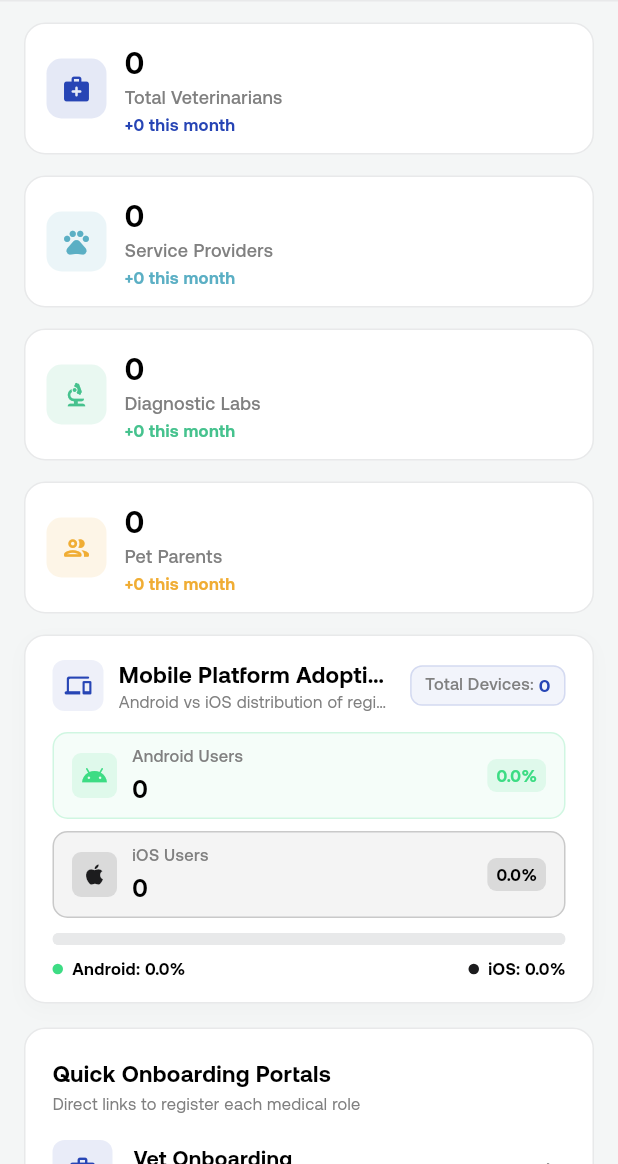
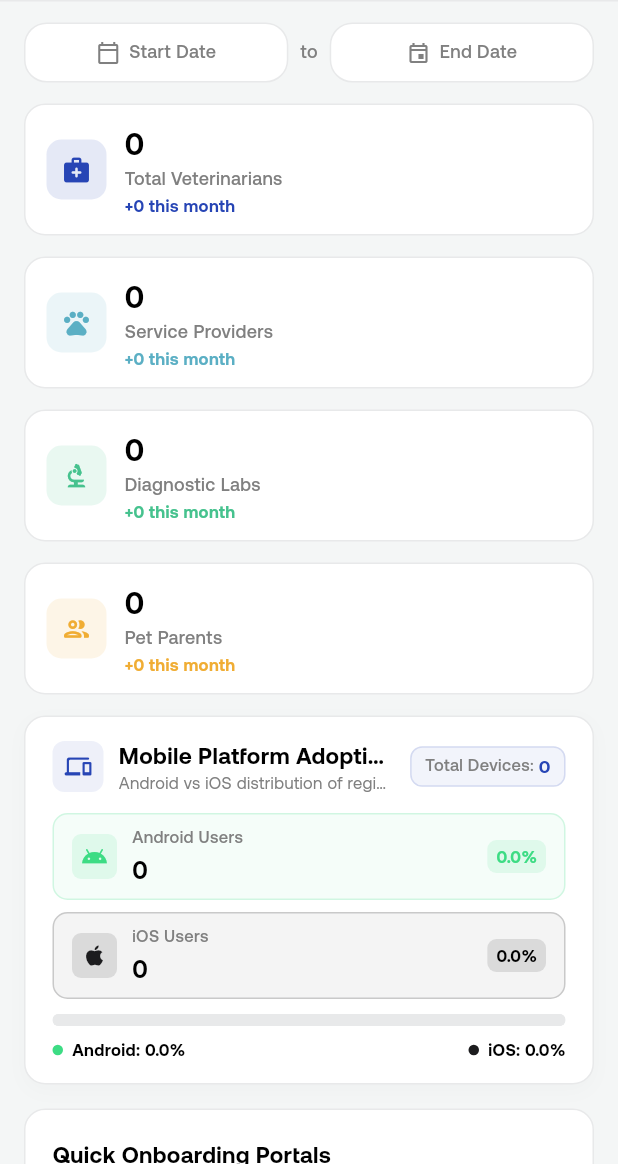
Before and after one commit to codewithawaiskhan/petConnectOnBoardingPanel, a Flutter app: the DashboardHomeScreen screen opened by its route, on a phone screen of 412 x 824 dp, the part 72-1236 px from its top. Run offline on Flutter 3.47's test engine with Material 3 defaults, Android fonts, the phone set to English and light mode, and no system bars; our stand-ins replace cached_network_image, cherry_toast, dropdown_button2, file_picker, fl_chart, flutter_spinkit and 8 more; accounts and stored records are empty; network calls fail.

Commit message:
add filter in dashboard

```diff
--- a/lib/src/core/presentation/layout/dashboard_shell.dart
+++ b/lib/src/core/presentation/layout/dashboard_shell.dart
@@ -2,6 +2,7 @@ import 'package:flutter/material.dart';
 import 'package:go_router/go_router.dart';
 import 'package:provider/provider.dart';
 import '../../../features/admin_auth/presentation/providers/admin_auth_provider.dart';
+import '../../../features/dashboard/presentation/widgets/dashboard_date_range_filter.dart';
 import '../../constants/app_colors.dart';
 import '../widgets/app_logo.dart';
 import '../widgets/app_text.dart';
@@ -306,6 +307,10 @@ class _GlobalTopAppBar extends StatelessWidget
                               ],
                             ),
                           ),
+                          if (currentIndex == 0 && !isMedium) ...[
+                            DashboardDateRangeFilter(),
+                            const SizedBox(width: 16),
+                          ],
                           _buildAdminUserMenu(context),
                         ],
                       ),
--- a/lib/src/features/dashboard/presentation/screens/dashboard_home_screen.dart
+++ b/lib/src/features/dashboard/presentation/screens/dashboard_home_screen.dart
@@ -10,6 +10,7 @@ import '../../../../core/utils/responsive_extensions.dart';
 import '../../../../shared/presentation/widgets/shimmers/dashboard_stats_shimmer.dart';
 import '../../domain/entities/dashboard_stats_entity.dart';
 import '../providers/dashboard_provider.dart';
+import '../widgets/dashboard_date_range_filter.dart';
 import '../widgets/device_platform_stats_card.dart';
 import '../widgets/top_countries_stats_card.dart';
 import '../widgets/top_states_stats_card.dart';
@@ -49,6 +50,10 @@ class _DashboardHomeScreenState extends State<DashboardHomeScreen>
               child: Column(
                 crossAxisAlignment: CrossAxisAlignment.start,
                 children: [
+                  if (!context.isDesktop) ...[
+                    DashboardDateRangeFilter(expandButtons: true),
+                    const SizedBox(height: 14),
+                  ],
                   if (provider.isLoading &&
                       provider.stats.totalPetParentsCount == 0)
                     const DashboardStatsShimmer()
--- /dev/null
+++ b/lib/src/features/dashboard/presentation/widgets/dashboard_date_range_filter.dart
@@ -0,0 +1,227 @@
+import 'package:flutter/material.dart';
+import 'package:intl/intl.dart';
+import 'package:provider/provider.dart';
+import '../../../../core/constants/app_colors.dart';
+import '../../../../core/constants/constants.dart';
+import '../../../../core/presentation/widgets/app_text.dart';
+import '../providers/dashboard_provider.dart';
+
+class DashboardDateRangeFilter extends StatelessWidget
+    with AppColors, Constants {
+  final bool expandButtons;
+
+  DashboardDateRangeFilter({
+    super.key,
+    this.expandButtons = false,
+  });
+
+  final DateFormat _dateFormat = DateFormat('MMM dd, yyyy');
+
+  Future<void> _pickFromDate(
+    BuildContext context,
+    DashboardProvider provider,
+  ) async {
+    final now = DateTime.now();
+    final first = DateTime(2000);
+    final last = provider.toDate ?? DateTime(2100);
+    final initial = provider.fromDate ?? now;
+    final clampedInitial = initial.isAfter(last)
+        ? last
+        : (initial.isBefore(first) ? first : initial);
+
+    final picked = await showDatePicker(
+      context: context,
+      initialDate: clampedInitial,
+      firstDate: first,
+      lastDate: last,
+      builder: (context, child) {
+        return Theme(
+          data: Theme.of(context).copyWith(
+            colorScheme: ColorScheme.light(
+              primary: primaryColor,
+              onPrimary: whiteColor,
+              surface: whiteColor,
+              onSurface: textPrimaryColor,
+            ),
+            textButtonTheme: TextButtonThemeData(
+              style: TextButton.styleFrom(foregroundColor: primaryColor),
+            ),
+          ),
+          child: child!,
+        );
+      },
+    );
+
+    if (picked != null && context.mounted) {
+      context.read<DashboardProvider>().updateDateRange(picked, provider.toDate);
+    }
+  }
+
+  Future<void> _pickToDate(
+    BuildContext context,
+    DashboardProvider provider,
+  ) async {
+    final now = DateTime.now();
+    final first = provider.fromDate ?? DateTime(2000);
+    final last = DateTime(2100);
+    final initial = provider.toDate ?? now;
+    final clampedInitial = initial.isBefore(first)
+        ? first
+        : (initial.isAfter(last) ? last : initial);
+
+    final picked = await showDatePicker(
+      context: context,
+      initialDate: clampedInitial,
+      firstDate: first,
+      lastDate: last,
+      builder: (context, child) {
+        return Theme(
+          data: Theme.of(context).copyWith(
+            colorScheme: ColorScheme.light(
+              primary: primaryColor,
+              onPrimary: whiteColor,
+              surface: whiteColor,
+              onSurface: textPrimaryColor,
+            ),
+            textButtonTheme: TextButtonThemeData(
+              style: TextButton.styleFrom(foregroundColor: primaryColor),
+            ),
+          ),
+          child: child!,
+        );
+      },
+    );
+
+    if (picked != null && context.mounted) {
+      context.read<DashboardProvider>().updateDateRange(provider.fromDate, picked);
+    }
+  }
+
+  @override
+  Widget build(BuildContext context) {
+    return Consumer<DashboardProvider>(
+      builder: (context, provider, _) {
+        final isBusy =
+            provider.isLoading ||
+            provider.isTopCountriesLoading ||
+            provider.isTopStatesLoading;
+
+        final fromLabel = provider.fromDate != null
+            ? _dateFormat.format(provider.fromDate!)
+            : "Start Date";
+        final toLabel = provider.toDate != null
+            ? _dateFormat.format(provider.toDate!)
+            : "End Date";
+
+        final fromButton = _buildDatePickerButton(
+          label: fromLabel,
+          isSelected: provider.fromDate != null,
+          icon: Icons.calendar_today_outlined,
+          onTap: isBusy ? null : () => _pickFromDate(context, provider),
+        );
+
+        final toButton = _buildDatePickerButton(
+          label: toLabel,
+          isSelected: provider.toDate != null,
+          icon: Icons.event_outlined,
+          onTap: isBusy ? null : () => _pickToDate(context, provider),
+        );
+
+        final clearButton = provider.hasDateFilter
+            ? Tooltip(
+                message: "Clear Date Filter",
+                child: InkWell(
+                  onTap: isBusy
+                      ? null
+                      : () => context.read<DashboardProvider>().clearDateRange(),
+                  borderRadius: BorderRadius.circular(radiusMedium),
+                  child: Container(
+                    height: 40,
+                    width: 40,
+                    decoration: BoxDecoration(
+                      color: whiteColor,
+                      borderRadius: BorderRadius.circular(radiusMedium),
+                      border: Border.all(color: borderColor),
+                    ),
+                    child: Icon(
+                      Icons.close_rounded,
+                      size: 18,
+                      color: errorColor,
+                    ),
+                  ),
+                ),
+              )
+            : const SizedBox.shrink();
+
+        return Row(
+          mainAxisSize: expandButtons ? MainAxisSize.max : MainAxisSize.min,
+          crossAxisAlignment: CrossAxisAlignment.center,
+          children: [
+            if (expandButtons) Expanded(child: fromButton) else fromButton,
+            Padding(
+              padding: const EdgeInsets.symmetric(horizontal: 8),
+              child: AppText(
+                text: "to",
+                fontSize: 12,
+                fontWeight: FontWeight.w500,
+                color: textSecondaryColor,
+              ),
+            ),
+            if (expandButtons) Expanded(child: toButton) else toButton,
+            if (provider.hasDateFilter) ...[
+              const SizedBox(width: 8),
+              clearButton,
+            ],
+          ],
+        );
+      },
+    );
+  }
+
+  Widget _buildDatePickerButton({
+    required String label,
+    required bool isSelected,
+    required IconData icon,
+    required VoidCallback? onTap,
+  }) {
+    return InkWell(
+      onTap: onTap,
+      borderRadius: BorderRadius.circular(radiusMedium),
+      child: Container(
+        height: 40,
+        padding: const EdgeInsets.symmetric(horizontal: 12),
+        decoration: BoxDecoration(
+          color: isSelected
+              ? primaryColor.withValues(alpha: 0.08)
+              : whiteColor,
+          borderRadius: BorderRadius.circular(radiusMedium),
+          border: Border.all(
+            color: isSelected ? primaryColor : borderColor,
+          ),
+        ),
+        child: Row(
+          mainAxisSize: MainAxisSize.min,
+          mainAxisAlignment: MainAxisAlignment.center,
+          children: [
+            Icon(
+              icon,
+              size: 16,
+              color: isSelected ? primaryColor : textSecondaryColor,
+            ),
+            const SizedBox(width: 6),
+            Flexible(
+              child: AppText(
+                text: label,
+                fontSize: 12,
+                fontWeight: isSelected ? FontWeight.w600 : FontWeight.w500,
+                color: isSelected ? primaryColor : textSecondaryColor,
+                maxLines: 1,
+                overflow: TextOverflow.ellipsis,
+              ),
+            ),
+          ],
+        ),
+      ),
+    );
+  }
+}
```
Also changed, not shown: lib/src/features/dashboard/data/data_sources/dashboard_remote_data_source.dart (+39 -8 lines), lib/src/features/dashboard/data/repositories/dashboard_repository_impl.dart (+19 -7 lines), lib/src/features/dashboard/domain/repositories/dashboard_repository.dart (+9 -2 lines), lib/src/features/dashboard/domain/usecases/dashboard_usecases.dart (+15 -4 lines), lib/src/features/dashboard/presentation/providers/dashboard_provider.dart (+51 -4 lines).
